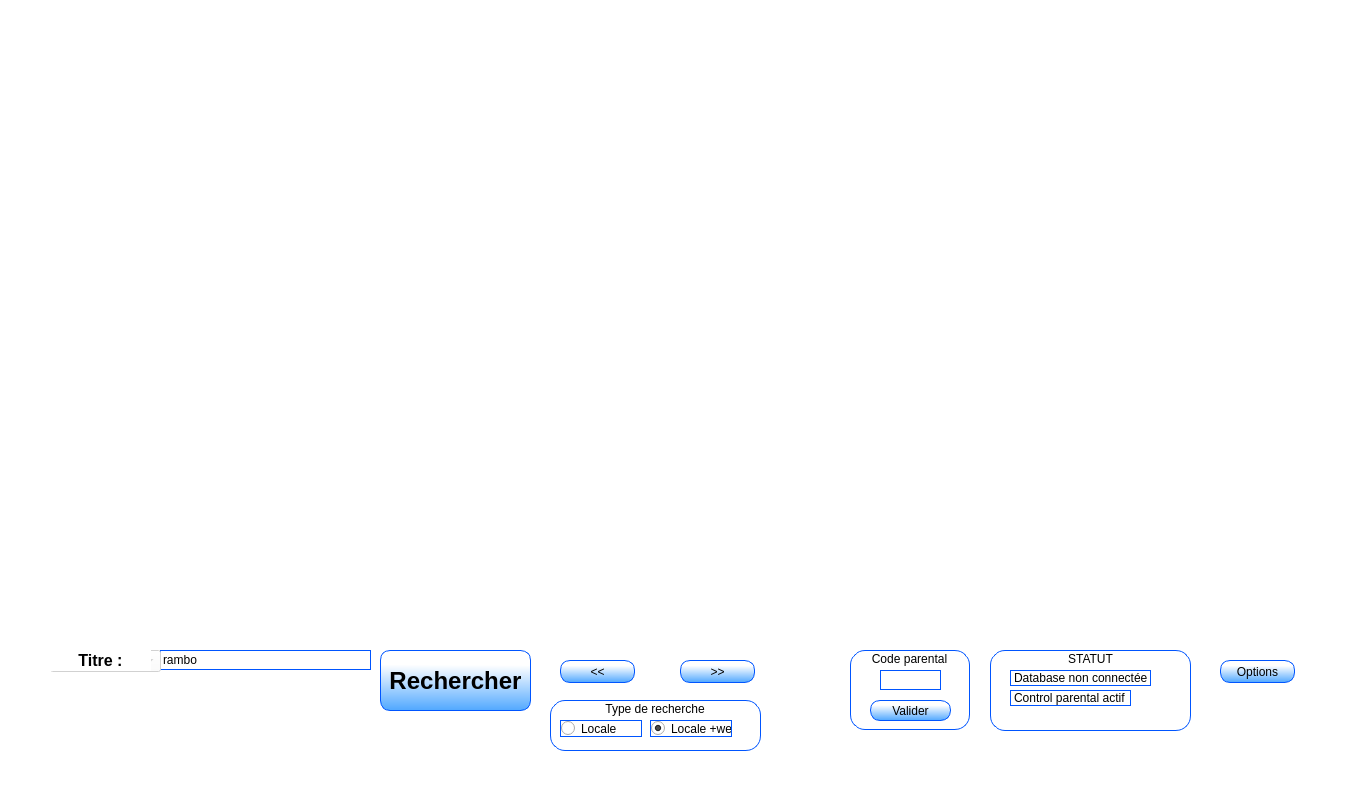
Before: the Qt Designer form mainwindow.ui in AlexSerfa/DVDFLIX, drawn with Qt 5.
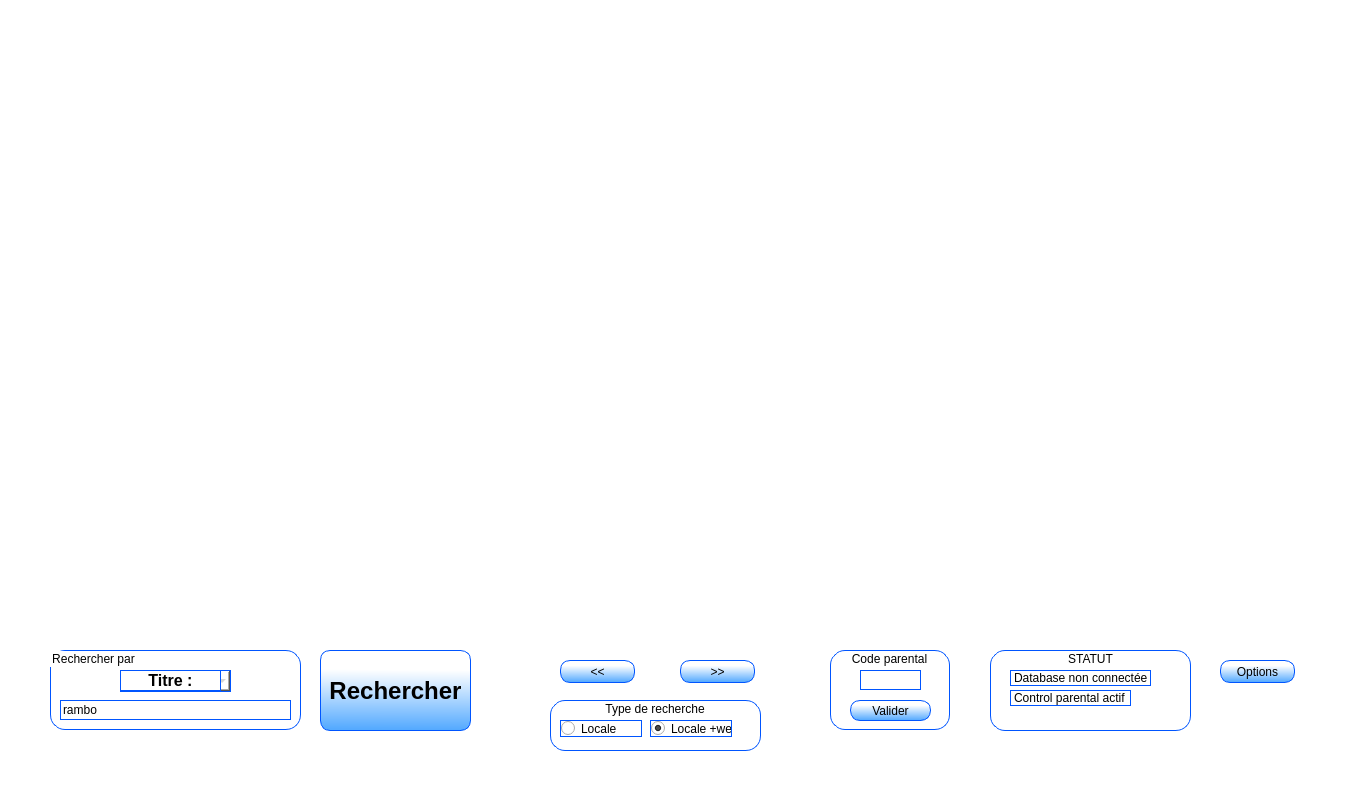
After: the same form once the commit is applied.

```diff
--- a/mainwindow.ui
+++ b/mainwindow.ui
@@ -29,10 +29,10 @@
    <widget class="QPushButton" name="btn_rechercher">
     <property name="geometry">
      <rect>
-      <x>380</x>
+      <x>320</x>
       <y>650</y>
       <width>151</width>
-      <height>61</height>
+      <height>81</height>
      </rect>
     </property>
     <property name="font">
@@ -53,25 +53,6 @@
      <string>Rechercher</string>
     </property>
    </widget>
-   <widget class="QLineEdit" name="ln_titre">
-    <property name="geometry">
-     <rect>
-      <x>160</x>
-      <y>650</y>
-      <width>211</width>
-      <height>20</height>
-     </rect>
-    </property>
-    <property name="styleSheet">
-     <string notr="true">border-color: rgb(0, 85, 255);
-border-radius:15px;
-border-width: 1px;
-border-style: solid;</string>
-    </property>
-    <property name="text">
-     <string>rambo</string>
-    </property>
-   </widget>
    <widget class="QPushButton" name="btn_previous">
     <property name="geometry">
      <rect>
@@ -793,7 +774,7 @@
    <widget class="QGroupBox" name="groupBox">
     <property name="geometry">
      <rect>
-      <x>850</x>
+      <x>830</x>
       <y>650</y>
       <width>120</width>
       <height>80</height>
@@ -867,18 +848,61 @@
      <string/>
     </property>
    </widget>
+   <widget class="QGroupBox" name="groupBox_2">
+    <property name="geometry">
+     <rect>
+      <x>50</x>
+      <y>650</y>
+      <width>251</width>
+      <height>80</height>
+     </rect>
+    </property>
+    <property name="styleSheet">
+     <string notr="true">border-color: rgb(0, 85, 255);
+border-radius:15px;
+border-width: 1px;
+border-style: solid;</string>
+    </property>
+    <property name="title">
+     <string>Rechercher par</string>
+    </property>
+    <widget class="QLineEdit" name="ln_titre">
+     <property name="geometry">
+      <rect>
+       <x>10</x>
+       <y>50</y>
+       <width>231</width>
+       <height>20</height>
+      </rect>
+     </property>
+     <property name="styleSheet">
+      <string notr="true">border-color: rgb(0, 85, 255);
+border-radius:15px;
+border-width: 1px;
+border-style: solid;</string>
+     </property>
+     <property name="text">
+      <string>rambo</string>
+     </property>
+    </widget>
    <widget class="QComboBox" name="cb_typeSearch">
     <property name="enabled">
      <bool>false</bool>
     </property>
     <property name="geometry">
      <rect>
-      <x>50</x>
-      <y>650</y>
+       <x>70</x>
+       <y>20</y>
       <width>111</width>
       <height>22</height>
      </rect>
     </property>
+     <property name="styleSheet">
+      <string notr="true">border-color: rgb(0, 85, 255);
+border-radius:15px;
+border-width: 1px;
+border-style: solid;</string>
+     </property>
     <item>
      <property name="text">
       <string>Titre</string>
@@ -898,8 +922,8 @@
    <widget class="QLabel" name="lbl_titre">
     <property name="geometry">
      <rect>
-      <x>50</x>
-      <y>650</y>
+       <x>70</x>
+       <y>20</y>
       <width>101</width>
       <height>21</height>
      </rect>
@@ -917,6 +941,7 @@
     <property name="alignment">
      <set>Qt::AlignCenter</set>
     </property>
+    </widget>
    </widget>
   </widget>
   <widget class="QMenuBar" name="menubar">
```
Lines whose indentation alone changed are shown as unchanged.
